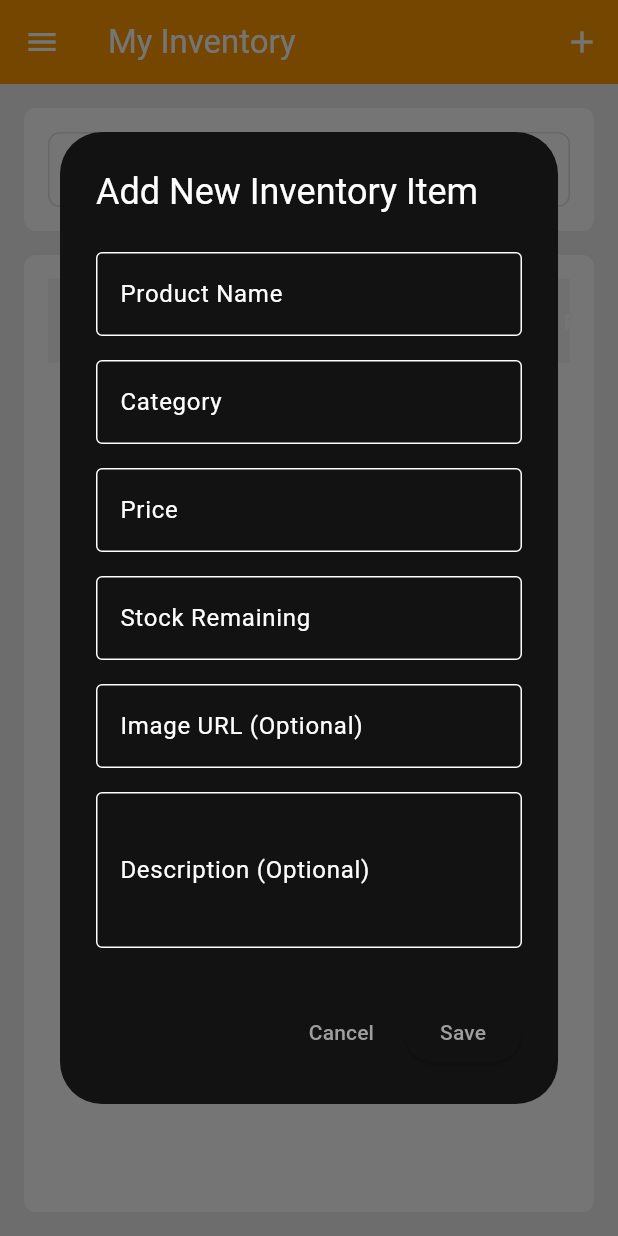
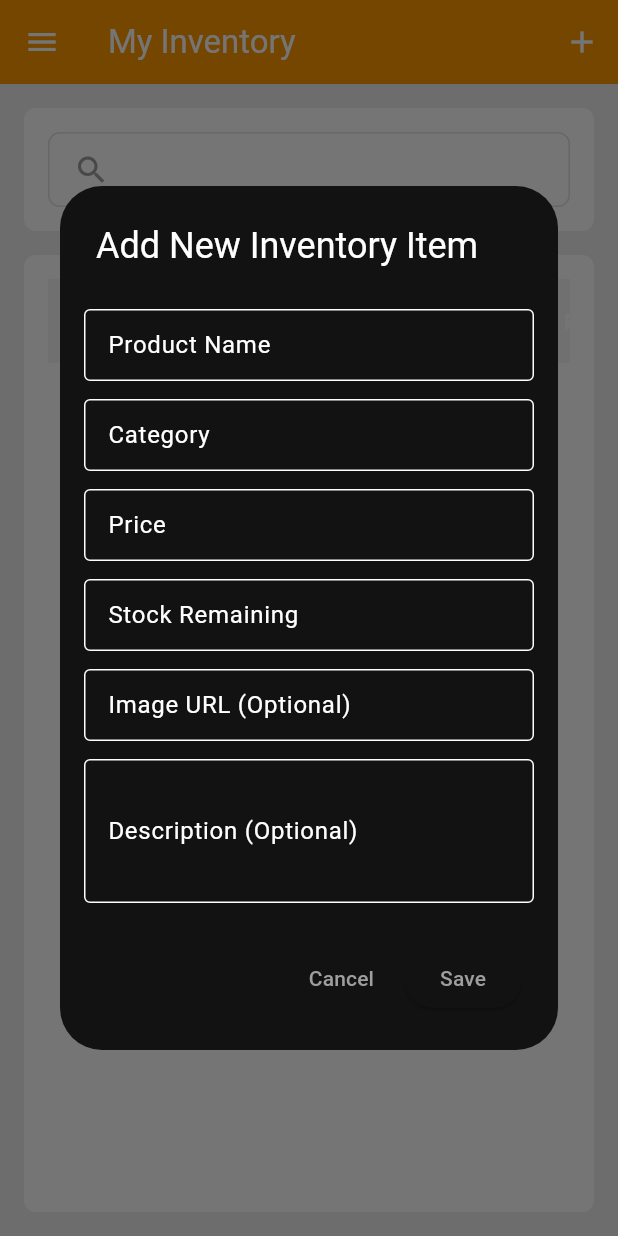
Before and after one commit to gmbcode/azt, a Flutter app: the RetailerMyInventoryPage screen opened directly, after a tap on the "add" icon, on a phone screen of 412 x 824 dp. Run offline on Flutter 3.47's test engine with Material 3 defaults, Android fonts, the phone set to English and light mode, and no system bars; our stand-ins replace cloud_firestore, firebase_auth, firebase_core, flutter_bloc, google_sign_in; accounts and stored records are empty; network calls fail.

Commit message:
Make add_inventory_dialog mobile responsive
Co-authored-by: gmbcode <181735633+gmbcode@users.noreply.github.com>

```diff
--- a/lib/features/home/presentation/widgets/add_inventory_dialog.dart
+++ b/lib/features/home/presentation/widgets/add_inventory_dialog.dart
@@ -53,11 +53,19 @@ class _AddInventoryDialogState extends State<AddInventoryDialog> {
 
   @override
   Widget build(BuildContext context) {
+    // Get screen width for responsive dialog sizing
+    final screenWidth = MediaQuery.of(context).size.width;
+    final dialogWidth = screenWidth > 600 ? 500.0 : screenWidth * 0.9;
+
     return AlertDialog(
       title: const Text('Add New Inventory Item'),
-      // Make the dialog wider
+      contentPadding: EdgeInsets.symmetric(
+        horizontal: screenWidth > 600 ? 24 : 16,
+        vertical: 20,
+      ),
+      // Make the dialog width responsive
       content: SizedBox(
-        width: 500,
+        width: dialogWidth,
         child: Form(
           key: _formKey,
           child: SingleChildScrollView(
@@ -91,12 +99,13 @@ class _AddInventoryDialogState extends State<AddInventoryDialog> {
   // Helper widget to avoid repeating code
   Widget _buildTextField(TextEditingController controller, String label, {bool isNumber = false, bool isRequired = true, int maxLines = 1}) {
     return Padding(
-      padding: const EdgeInsets.symmetric(vertical: 8.0),
+      padding: const EdgeInsets.symmetric(vertical: 6.0),
       child: TextFormField(
         controller: controller,
         decoration: InputDecoration(
           labelText: label,
           border: const OutlineInputBorder(),
+          contentPadding: const EdgeInsets.symmetric(horizontal: 12, vertical: 12),
         ),
         keyboardType: isNumber ? TextInputType.number : TextInputType.text,
         maxLines: maxLines,
```
